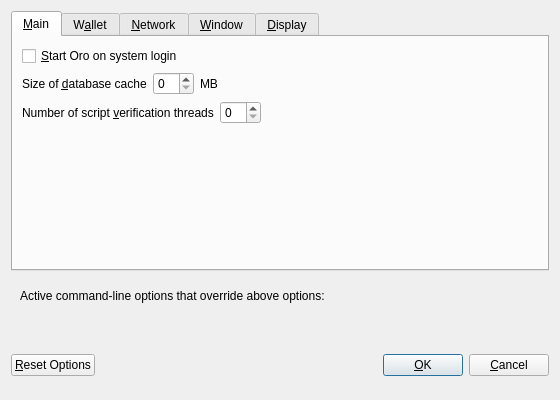
Before: the Qt Designer form src/qt/forms/optionsdialog.ui in oro-cm/ORO, drawn with Qt 5.
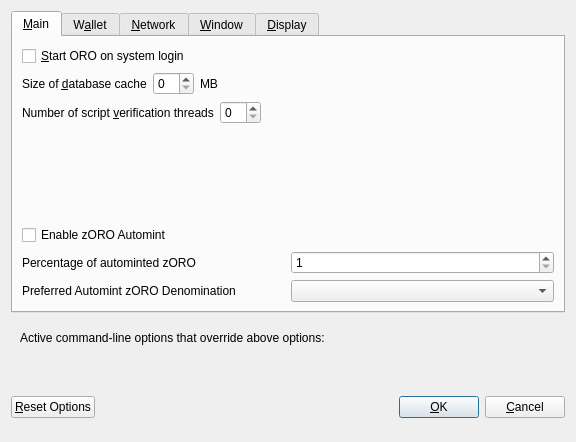
After: the same form once the commit is applied. Custom widgets are drawn as their Qt base class.

What changed in the file:
```diff
--- a/src/qt/forms/optionsdialog.ui
+++ b/src/qt/forms/optionsdialog.ui
@@ -6,8 +6,8 @@
    <rect>
     <x>0</x>
     <y>0</y>
-    <width>560</width>
-    <height>400</height>
+    <width>576</width>
+    <height>442</height>
    </rect>
   </property>
   <property name="windowTitle">
@@ -33,7 +33,7 @@
           <string>Automatically start Oro after logging in to the system.</string>
          </property>
          <property name="text">
-          <string>&amp;Start Oro on system login</string>
+          <string>&amp;Start ORO on system login</string>
          </property>
         </widget>
        </item>
@@ -130,6 +130,85 @@
          </property>
         </spacer>
        </item>
+       <item>
+        <widget class="QCheckBox" name="checkBoxZeromintEnable">
+         <property name="toolTip">
+          <string>Enable automatic minting of ORO units to zORO</string>
+         </property>
+         <property name="layoutDirection">
+          <enum>Qt::LeftToRight</enum>
+         </property>
+         <property name="text">
+          <string>Enable zORO Automint</string>
+         </property>
+        </widget>
+       </item>
+       <item>
+        <layout class="QHBoxLayout" name="horizontalLayout_3">
+         <item>
+          <widget class="QLabel" name="percentage_label">
+           <property name="toolTip">
+            <string>Percentage of incoming ORO which get automatically converted to zORO via Zerocoin Protocol (min: 10%)</string>
+           </property>
+           <property name="text">
+            <string>Percentage of autominted zORO</string>
+           </property>
+          </widget>
+         </item>
+         <item>
+          <widget class="QSpinBox" name="zeromintPercentage">
+           <property name="minimum">
+            <number>1</number>
+           </property>
+           <property name="maximum">
+            <number>100</number>
+           </property>
+          </widget>
+         </item>
+        </layout>
+       </item>
+       <item>
+        <layout class="QHBoxLayout" name="horizontalLayout" stretch="0,0">
+         <property name="sizeConstraint">
+          <enum>QLayout::SetFixedSize</enum>
+         </property>
+         <item>
+          <widget class="QLabel" name="labelPreferredDenom">
+           <property name="maximumSize">
+            <size>
+             <width>16777215</width>
+             <height>16777215</height>
+            </size>
+           </property>
+           <property name="toolTip">
+            <string>Wait with automatic conversion to Zerocoin until enough ORO for this denomination is available</string>
+           </property>
+           <property name="text">
+            <string>Preferred Automint zORO Denomination</string>
+           </property>
+          </widget>
+         </item>
+         <item>
+          <widget class="QComboBox" name="preferredDenom">
+           <property name="maximumSize">
+            <size>
+             <width>16777215</width>
+             <height>27</height>
+            </size>
+           </property>
+           <property name="toolTip">
+            <string>Wait with automatic conversion to Zerocoin until enough ORO for this denomination is available</string>
+           </property>
+           <property name="maxVisibleItems">
+            <number>9</number>
+           </property>
+           <property name="maxCount">
+            <number>9</number>
+           </property>
+          </widget>
+         </item>
+        </layout>
+       </item>
       </layout>
      </widget>
      <widget class="QWidget" name="tabWallet">
```
Left out of the diff: 124 changed lines with no effect on the pictures.
